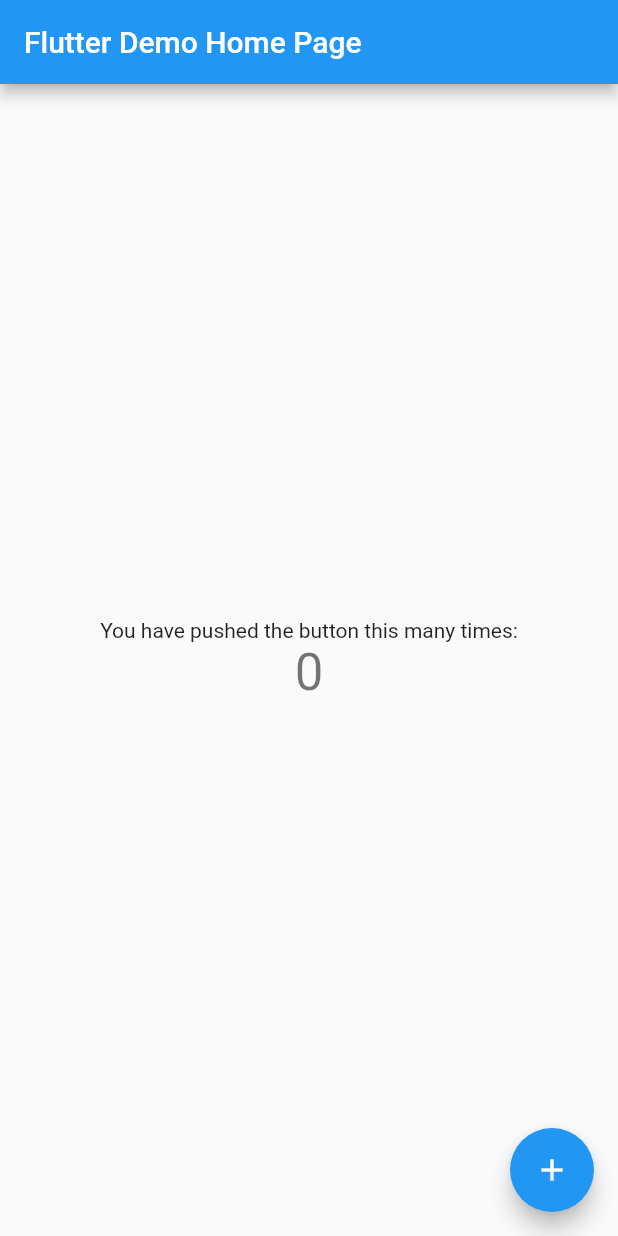
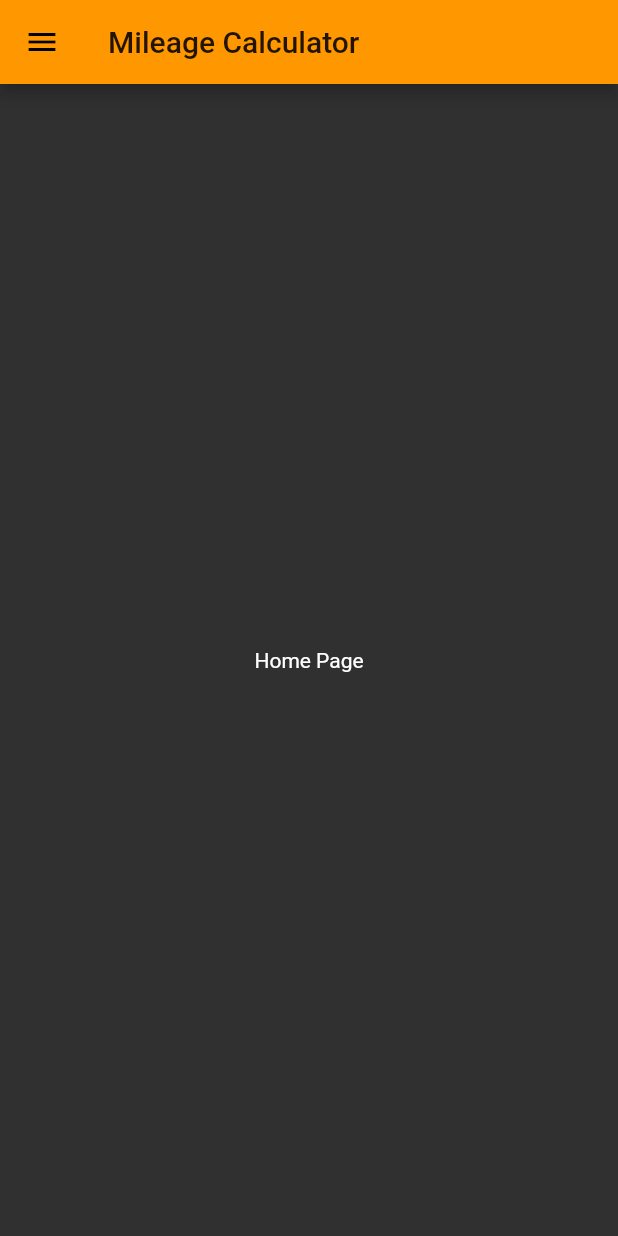
Before and after one commit to Fluttarr/mileage-calc, a Flutter app: the screen it shows after launch, on a phone screen of 412 x 824 dp. Run offline on Flutter 3.47's test engine with Material 2 defaults, Android fonts, the phone set to English and light mode, and no system bars.

Commit message:
chore(app): add bae navigation

```diff
--- a/lib/main.dart
+++ b/lib/main.dart
@@ -1,109 +1,69 @@
 import 'package:flutter/material.dart';
+import 'package:mileage_calculator/pages/nav_drawer.dart';
 
 void main() => runApp(new MyApp());
 
 class MyApp extends StatelessWidget {
   // This widget is the root of your application.
+  final appTitle = 'Mileage calculator';
   @override
   Widget build(BuildContext context) {
-    return new MaterialApp(
-      title: 'Flutter Demo',
-      theme: new ThemeData(
-        // This is the theme of your application.
-        //
-        // Try running your application with "flutter run". You'll see the
-        // application has a blue toolbar. Then, without quitting the app, try
-        // changing the primarySwatch below to Colors.green and then invoke
-        // "hot reload" (press "r" in the console where you ran "flutter run",
-        // or press Run > Flutter Hot Reload in IntelliJ). Notice that the
-        // counter didn't reset back to zero; the application is not restarted.
-        primarySwatch: Colors.blue,
-      ),
-      home: new MyHomePage(title: 'Flutter Demo Home Page'),
-    );
+    return MaterialApp(
+        title: appTitle,
+        home: new NavPage(),
+        theme: ThemeData(
+          brightness: Brightness.dark,
+          primaryColor: Colors.orange,
+          accentColor: Colors.cyan[600],
+        ));
   }
 }
 
-class MyHomePage extends StatefulWidget {
-  MyHomePage({Key key, this.title}) : super(key: key);
+// class MyHomePage extends StatelessWidget {
+//   final String title;
 
-  // This widget is the home page of your application. It is stateful, meaning
-  // that it has a State object (defined below) that contains fields that affect
-  // how it looks.
+//   MyHomePage({Key key, this.title}) : super(key: key);
 
-  // This class is the configuration for the state. It holds the values (in this
-  // case the title) provided by the parent (in this case the App widget) and
-  // used by the build method of the State. Fields in a Widget subclass are
-  // always marked "final".
-
-  final String title;
-
-  @override
-  _MyHomePageState createState() => new _MyHomePageState();
-}
-
-class _MyHomePageState extends State<MyHomePage> {
-  int _counter = 0;
-
-  void _incrementCounter() {
-    setState(() {
-      // This call to setState tells the Flutter framework that something has
-      // changed in this State, which causes it to rerun the build method below
-      // so that the display can reflect the updated values. If we changed
-      // _counter without calling setState(), then the build method would not be
-      // called again, and so nothing would appear to happen.
-      _counter++;
-    });
-  }
-
-  @override
-  Widget build(BuildContext context) {
-    // This method is rerun every time setState is called, for instance as done
-    // by the _incrementCounter method above.
-    //
-    // The Flutter framework has been optimized to make rerunning build methods
-    // fast, so that you can just rebuild anything that needs updating rather
-    // than having to individually change instances of widgets.
-    return new Scaffold(
-      appBar: new AppBar(
-        // Here we take the value from the MyHomePage object that was created by
-        // the App.build method, and use it to set our appbar title.
-        title: new Text(widget.title),
-      ),
-      body: new Center(
-        // Center is a layout widget. It takes a single child and positions it
-        // in the middle of the parent.
-        child: new Column(
-          // Column is also layout widget. It takes a list of children and
-          // arranges them vertically. By default, it sizes itself to fit its
-          // children horizontally, and tries to be as tall as its parent.
-          //
-          // Invoke "debug paint" (press "p" in the console where you ran
-          // "flutter run", or select "Toggle Debug Paint" from the Flutter tool
-          // window in IntelliJ) to see the wireframe for each widget.
-          //
-          // Column has various properties to control how it sizes itself and
-          // how it positions its children. Here we use mainAxisAlignment to
-          // center the children vertically; the main axis here is the vertical
-          // axis because Columns are vertical (the cross axis would be
-          // horizontal).
-          mainAxisAlignment: MainAxisAlignment.center,
-          children: <Widget>[
-            new Text(
-              'You have pushed the button this many times:',
-            ),
-            new Text(
-              '$_counter',
-              style: Theme.of(context).textTheme.display1,
-            ),
-          ],
-        ),
-      ),
-      floatingActionButton: new FloatingActionButton(
-        onPressed: _incrementCounter,
-        tooltip: 'Increment',
-        child: new Icon(Icons.add),
-      ), // This trailing comma makes auto-formatting nicer for build methods.
-    );
-  }
-}
+//   @override
+//   Widget build(BuildContext context) {
+//     return Scaffold(
+//       appBar: AppBar(title: Text(title)),
+//       body: Center(child: Text('Default')),
+//       drawer: Drawer(
+//         // Add a ListView to the drawer. This ensures the user can scroll
+//         // through the options in the Drawer if there isn't enough vertical
+//         // space to fit everything.
+//         child: ListView(
+//           // Important: Remove any padding from the ListView.
+//           padding: EdgeInsets.zero,
+//           children: <Widget>[
+//             DrawerHeader(
+//               child: Text('Hello'),
+//               decoration: BoxDecoration(
+//                 color: Colors.orange,
+//               ),
+//             ),
+//             ListTile(
+//               title: Text('Home'),
+//               onTap: () {
+//                 // Update the state of the app
+//                 // ...
+//                 // Then close the drawer
+//                 Navigator.pop(context);
+//               },
+//             ),
+//             ListTile(
+//               title: Text('About us'),
+//               onTap: () {
+//                 // Update the state of the app
+//                 // ...
+//                 // Then close the drawer
+//                 Navigator.pop(context);
+//               },
+//             ),
+//           ],
+//         ),
+//       ),
+//     );
+//   }
+// }
--- /dev/null
+++ b/lib/pages/contact_us.dart
@@ -0,0 +1,11 @@
+import 'package:flutter/material.dart';
+
+class ContactUsPage extends StatelessWidget {
+  @override
+  Widget build(BuildContext context) {
+    // TODO: implement build
+    return new Center(
+      child: new Text("Contact us"),
+    );
+  }
+}
--- /dev/null
+++ b/lib/pages/home.dart
@@ -0,0 +1,11 @@
+import 'package:flutter/material.dart';
+
+class HomePage extends StatelessWidget {
+  @override
+  Widget build(BuildContext context) {
+    // TODO: implement build
+    return new Center(
+      child: new Text("Home Page"),
+    );
+  }
+}
--- /dev/null
+++ b/lib/pages/nav_drawer.dart
@@ -0,0 +1,77 @@
+import 'package:flutter/material.dart';
+
+import 'package:mileage_calculator/pages/home.dart';
+import 'package:mileage_calculator/pages/settings_page.dart';
+import 'package:mileage_calculator/pages/contact_us.dart';
+
+class DrawerItem {
+  String title;
+  IconData icon;
+  DrawerItem(this.title, this.icon);
+}
+
+class NavPage extends StatefulWidget {
+  final drawerItems = [
+    new DrawerItem("Mileage Calculator", Icons.home),
+    new DrawerItem("Settings", Icons.settings),
+    new DrawerItem("About us", Icons.people),
+  ];
+
+  @override
+  State<StatefulWidget> createState() {
+    return new NavPageState();
+  }
+}
+
+class NavPageState extends State<NavPage> {
+  int _selectedDrawerIndex = 0;
+
+  _getDrawerItemWidget(int pos) {
+    switch (pos) {
+      case 0:
+        return new HomePage();
+      case 1:
+        return new SettingsPage();
+      case 2:
+        return new ContactUsPage();
+      default:
+        return new Text("Error");
+    }
+  }
+
+  _onSelectItem(int index) {
+    setState(() => _selectedDrawerIndex = index);
+    Navigator.of(context).pop(); // close the drawer
+  }
+
+  @override
+  Widget build(BuildContext context) {
+    var drawerOptions = <Widget>[];
+    for (var i = 0; i < widget.drawerItems.length; i++) {
+      var d = widget.drawerItems[i];
+      drawerOptions.add(new ListTile(
+        leading: new Icon(d.icon),
+        title: new Text(d.title),
+        selected: i == _selectedDrawerIndex,
+        onTap: () => _onSelectItem(i),
+      ));
+    }
+    return new Scaffold(
+      appBar: new AppBar(
+        // here we display the title corresponding to the fragment
+        // you can instead choose to have a static title
+        title: new Text(widget.drawerItems[_selectedDrawerIndex].title),
+      ),
+      drawer: new Drawer(
+        child: new Column(
+          children: <Widget>[
+            new UserAccountsDrawerHeader(
+                accountName: new Text("Hey Buddy!"), accountEmail: null),
+            new Column(children: drawerOptions)
+          ],
+        ),
+      ),
+      body: _getDrawerItemWidget(_selectedDrawerIndex),
+    );
+  }
+}
--- /dev/null
+++ b/lib/pages/settings_page.dart
@@ -0,0 +1,11 @@
+import 'package:flutter/material.dart';
+
+class SettingsPage extends StatelessWidget {
+  @override
+  Widget build(BuildContext context) {
+    // TODO: implement build
+    return new Center(
+      child: new Text("Settings Page"),
+    );
+  }
+}
```
